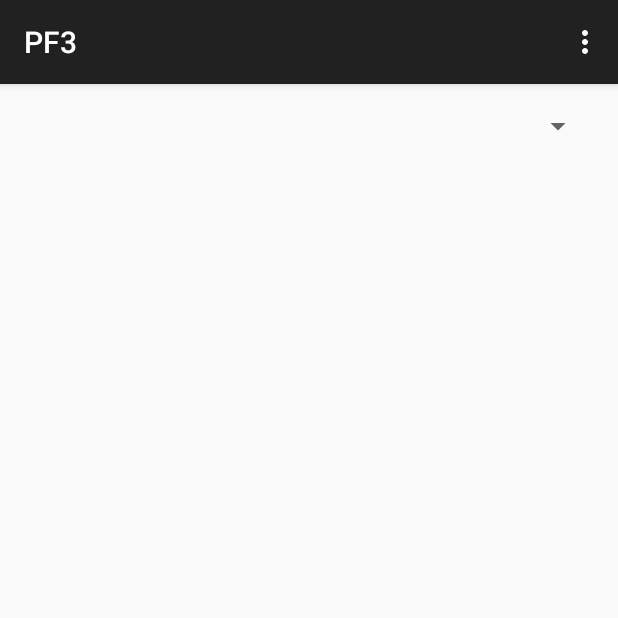
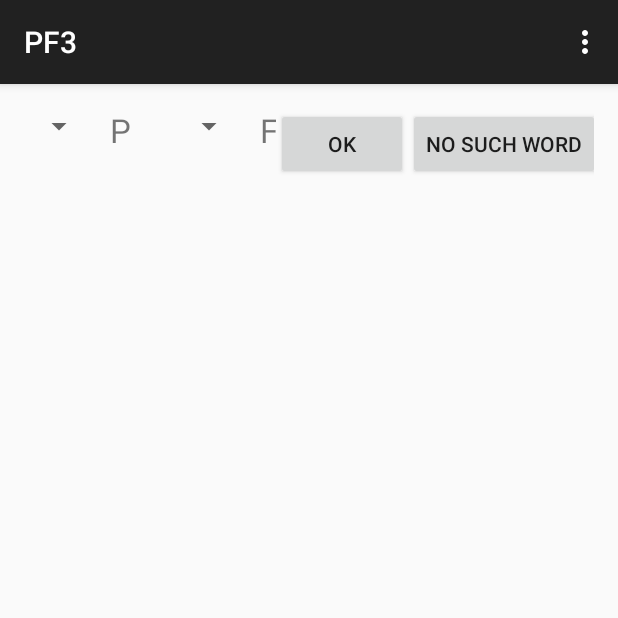
Before and after one commit to iovi/PF3, an Android app: the fragment PlayerAnswerFragment placed in its activity, on a phone screen of 412 x 824 dp, the top half of it. Run offline under Robolectric (Android 15) with nearby library versions, the phone set to English and light mode, and no system bars; 3 statements that could not run were skipped.

Commit message:
player answer fragment logic

```diff
--- a/app/src/main/java/iovi/pf3/MainActivity.java
+++ b/app/src/main/java/iovi/pf3/MainActivity.java
@@ -105,6 +105,7 @@ implements PlayerGuessFragment.GuessListener{
         Fragment topFragment=new PlayerAnswerFragment();
         Bundle args=new Bundle();
         args.putString("word", game.GetAIGuess());
+        args.putInt("wordlength", wordlength);
         topFragment.setArguments(args);
         transaction.replace(R.id.topFrame,topFragment);
         transaction.commit();
--- a/app/src/main/java/iovi/pf3/PlayerAnswerFragment.java
+++ b/app/src/main/java/iovi/pf3/PlayerAnswerFragment.java
@@ -7,10 +7,15 @@ import android.util.Log;
 import android.view.LayoutInflater;
 import android.view.View;
 import android.view.ViewGroup;
+import android.widget.ArrayAdapter;
 import android.widget.Button;
 import android.widget.EditText;
+import android.widget.Spinner;
 import android.widget.TextView;
 import android.widget.Toast;
+
+import java.util.ArrayList;
+import java.util.List;
 
 /**
  * Created by Iovi on 06.09.2015.
@@ -19,15 +24,23 @@ public class PlayerAnswerFragment extends Fragment {
 
     final static String TAG="PF3";
 
-    /*@Override
-    public void onActivityCreated(Bundle savedInstanceState) {
-        super.onActivityCreated(savedInstanceState);
-    }*/
-
-
     @Override
     public View onCreateView(LayoutInflater inflater, ViewGroup container,Bundle savedInstanceState) {
         View view= inflater.inflate(R.layout.playeranswer, null);
+
+        //preparing spinners
+        List<String> variants=new ArrayList<>();
+        for (int i=0;i<getArguments().getInt("wordlength")+1;i++)
+            variants.add(Integer.toString(i));
+
+        ArrayAdapter<String> pSpinnerAdapter=new ArrayAdapter<String>(getActivity(),R.layout.spinner_item,variants);
+        pSpinnerAdapter.setDropDownViewResource(R.layout.spinner_item);
+
+        Spinner pSpinner= (Spinner)view.findViewById(R.id.p_spinner);
+        pSpinner.setAdapter(pSpinnerAdapter);
+        Spinner fSpinner= (Spinner)view.findViewById(R.id.f_spinner);
+        fSpinner.setAdapter(pSpinnerAdapter);
+
         return view;
     }
     @Override
@@ -37,7 +50,16 @@ public class PlayerAnswerFragment extends Fragment {
         textView.setText(getArguments().getString("word"));
     }
 
+    @Override
+    public void onAttach(Activity activity) {
+        super.onAttach(activity);
 
+        try {
+            mCallback = (AnswerListener) activity;
+        } catch (ClassCastException e) {
+            Toast.makeText(getActivity(), e.getMessage(), Toast.LENGTH_SHORT).show();
+        }
+    }
 
     /*@Override
     public void onResume(){
--- a/app/src/main/res/layout/activity_main.xml
+++ b/app/src/main/res/layout/activity_main.xml
@@ -15,7 +15,7 @@
         <FrameLayout
             android:id="@+id/bottomFrame"
             android:layout_width="match_parent"
-            android:layout_height="match_parent"
+            android:layout_height="fill_parent"
             android:layout_weight="1"/>
     </LinearLayout>
 
--- a/app/src/main/res/layout/playeranswer.xml
+++ b/app/src/main/res/layout/playeranswer.xml
@@ -6,29 +6,41 @@
         android:id="@+id/outgoingGuess"
         android:layout_width="wrap_content"
         android:layout_height="match_parent"
-        android:textSize="10pt"/>
+        android:textSize="10pt"
+        android:layout_weight="4"/>
     <Spinner
-        android:id="@+id/spinner_p"
-        android:layout_width="match_parent"
-        android:layout_height="wrap_content" />
+        android:id="@+id/p_spinner"
+        android:layout_width="wrap_content"
+        android:layout_height="wrap_content"
+        android:layout_weight="1"/>
     <TextView
         android:layout_width="wrap_content"
         android:layout_height="wrap_content"
         android:textSize="10pt"
+        android:layout_weight="1"
+        android:layout_marginLeft="10dp"
         android:text="P" />
     <Spinner
-        android:id="@+id/spinner_f"
+        android:id="@+id/f_spinner"
         android:layout_width="wrap_content"
         android:layout_height="wrap_content"
-        android:gravity="left"/>
+        android:layout_marginLeft="30dp"
+        android:layout_weight="1"/>
     <TextView
         android:layout_width="wrap_content"
         android:layout_height="wrap_content"
         android:textSize="10pt"
+        android:layout_marginLeft="10dp"
+        android:layout_weight="1"
         android:text="F" />
-    <Button android:id="@+id/answer_button"
+    <Button android:id="@+id/answer_ok_button"
         android:layout_width="wrap_content"
         android:layout_height="wrap_content"
         android:layout_gravity="right"
-        android:text="@string/button_quest" />
+        android:text="@string/button_ok" />
+    <Button android:id="@+id/delete_guess_button"
+        android:layout_width="wrap_content"
+        android:layout_height="wrap_content"
+        android:layout_gravity="right"
+        android:text="@string/button_delete" />
 </LinearLayout>
--- /dev/null
+++ b/app/src/main/res/layout/spinner_item.xml
@@ -0,0 +1,8 @@
+<?xml version="1.0" encoding="utf-8"?>
+<TextView xmlns:android="http://schemas.android.com/apk/res/android"
+    android:id="@+id/spinner_item"
+    android:layout_width="wrap_content"
+    android:layout_height="wrap_content"
+    android:textAppearance="?android:attr/textAppearanceListItemSmall"
+    android:gravity="center_vertical"
+    android:textSize="10pt"/>
--- a/app/src/main/res/values/strings.xml
+++ b/app/src/main/res/values/strings.xml
@@ -6,4 +6,6 @@
     <string name="action_newgame">New Game</string>
     <string name="button_quest">"?"</string>
     <string name="answers">Answers</string>
+    <string name="button_ok">OK</string>
+    <string name="button_delete">No such word</string>
 </resources>
```
